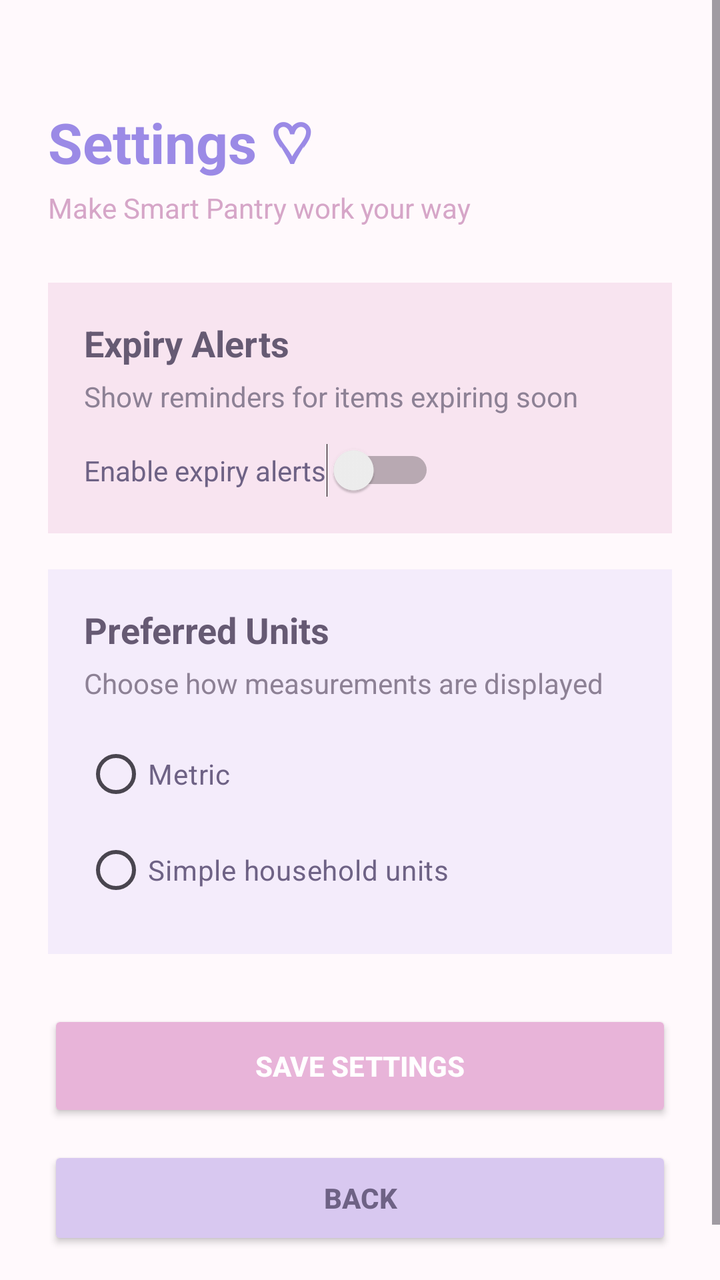
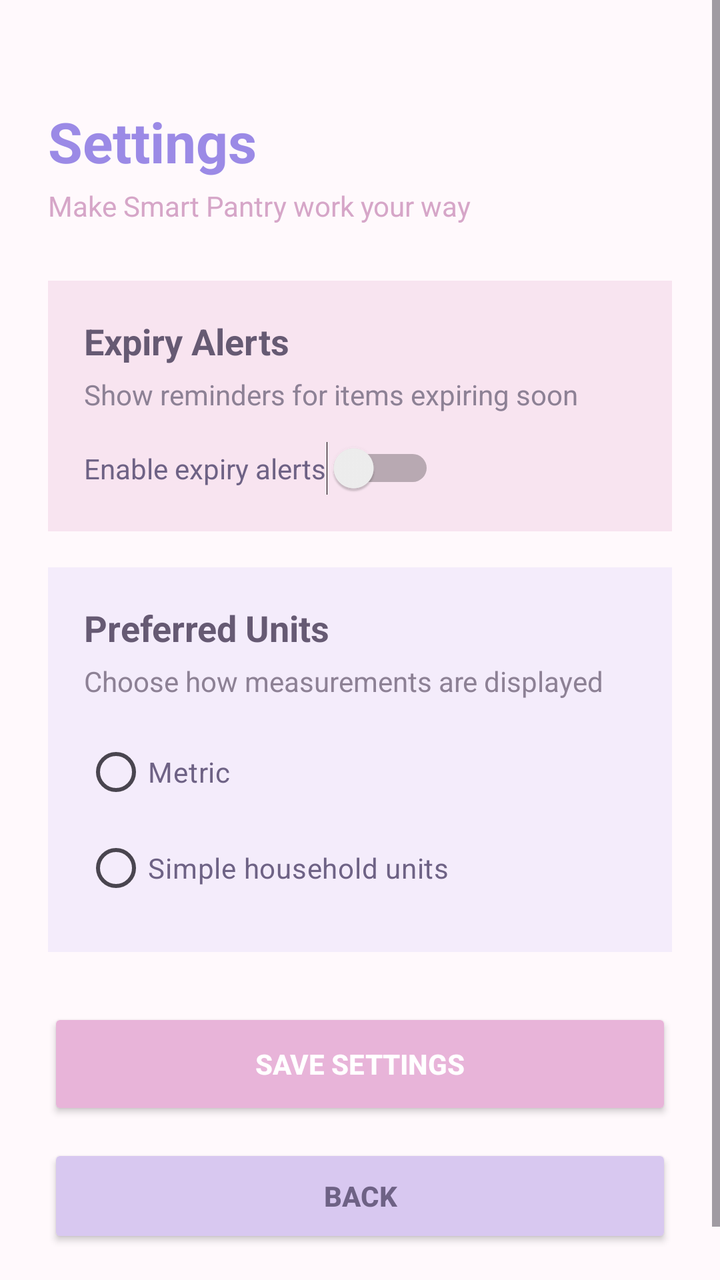

The first picture is an Android layout as it rendered before a commit; the second is the same layout after the commit. The layout source and the unified diff follow.
<!-- AndroidManifest.xml: application theme Theme.SmartPantryManager -->
<!-- res/layout/activity_settings.xml -->
<?xml version="1.0" encoding="utf-8"?>
<ScrollView xmlns:android="http://schemas.android.com/apk/res/android"
    android:layout_width="match_parent"
    android:layout_height="match_parent"
    android:background="#FFF9FC"
    android:fillViewport="true">

    <LinearLayout
        android:layout_width="match_parent"
        android:layout_height="wrap_content"
        android:orientation="vertical"
        android:padding="24dp">

        <TextView
            android:layout_width="wrap_content"
            android:layout_height="wrap_content"
            android:layout_marginTop="28dp"
            android:text="Settings ♡"
            android:textColor="#9B8AE6"
            android:textSize="28sp"
            android:textStyle="bold" />

        <TextView
            android:layout_width="wrap_content"
            android:layout_height="wrap_content"
            android:layout_marginTop="4dp"
            android:text="Make Smart Pantry work your way"
            android:textColor="#D6A6C8"
            android:textSize="14sp" />

        <LinearLayout
            android:layout_width="match_parent"
            android:layout_height="wrap_content"
            android:layout_marginTop="28dp"
            android:background="#F8E4F0"
            android:orientation="vertical"
            android:padding="18dp">

            <TextView
                android:layout_width="wrap_content"
                android:layout_height="wrap_content"
                android:text="Expiry Alerts"
                android:textColor="#665A73"
                android:textSize="18sp"
                android:textStyle="bold" />

            <TextView
                android:layout_width="wrap_content"
                android:layout_height="wrap_content"
                android:layout_marginTop="5dp"
                android:text="Show reminders for items expiring soon"
                android:textColor="#8D8195"
                android:textSize="14sp" />

            <Switch
                android:id="@+id/switchExpiryAlerts"
                android:layout_width="wrap_content"
                android:layout_height="wrap_content"
                android:layout_marginTop="14dp"
                android:text="Enable expiry alerts"
                android:textColor="#6E6285" />

        </LinearLayout>

        <LinearLayout
            android:layout_width="match_parent"
            android:layout_height="wrap_content"
            android:layout_marginTop="18dp"
            android:background="#F4ECFB"
            android:orientation="vertical"
            android:padding="18dp">

            <TextView
                android:layout_width="wrap_content"
                android:layout_height="wrap_content"
                android:text="Preferred Units"
                android:textColor="#665A73"
                android:textSize="18sp"
                android:textStyle="bold" />

            <TextView
                android:layout_width="wrap_content"
                android:layout_height="wrap_content"
                android:layout_marginTop="5dp"
                android:text="Choose how measurements are displayed"
                android:textColor="#8D8195"
                android:textSize="14sp" />

            <RadioGroup
                android:id="@+id/radioUnits"
                android:layout_width="wrap_content"
                android:layout_height="wrap_content"
                android:layout_marginTop="12dp"
                android:orientation="vertical">

                <RadioButton
                    android:id="@+id/radioMetric"
                    android:layout_width="wrap_content"
                    android:layout_height="wrap_content"
                    android:text="Metric"
                    android:textColor="#6E6285" />

                <RadioButton
                    android:id="@+id/radioSimple"
                    android:layout_width="wrap_content"
                    android:layout_height="wrap_content"
                    android:text="Simple household units"
                    android:textColor="#6E6285" />

            </RadioGroup>

        </LinearLayout>

        <Button
            android:id="@+id/btnSaveSettings"
            android:layout_width="match_parent"
            android:layout_height="56dp"
            android:layout_marginTop="28dp"
            android:backgroundTint="#E8B4D9"
            android:text="SAVE SETTINGS"
            android:textColor="#FFFFFF"
            android:textStyle="bold" />

        <Button
            android:id="@+id/btnBackFromSettings"
            android:layout_width="match_parent"
            android:layout_height="52dp"
            android:layout_marginTop="12dp"
            android:layout_marginBottom="20dp"
            android:backgroundTint="#D8C8F0"
            android:text="BACK"
            android:textColor="#6E6285"
            android:textStyle="bold" />

    </LinearLayout>

</ScrollView>
<!-- resources referenced by this layout -->
<resources>
  <style name="Theme.SmartPantryManager" parent="Base.Theme.SmartPantryManager" />
  <style name="Base.Theme.SmartPantryManager" parent="Theme.Material3.DayNight.NoActionBar">
          
          
      </style>
</resources>

<!-- the commit's change to res/layout/activity_settings.xml (unified diff, before → after) -->
@@ -15,7 +15,7 @@
             android:layout_width="wrap_content"
             android:layout_height="wrap_content"
             android:layout_marginTop="28dp"
-            android:text="Settings ♡"
+            android:text="Settings"
             android:textColor="#9B8AE6"
             android:textSize="28sp"
             android:textStyle="bold" />
